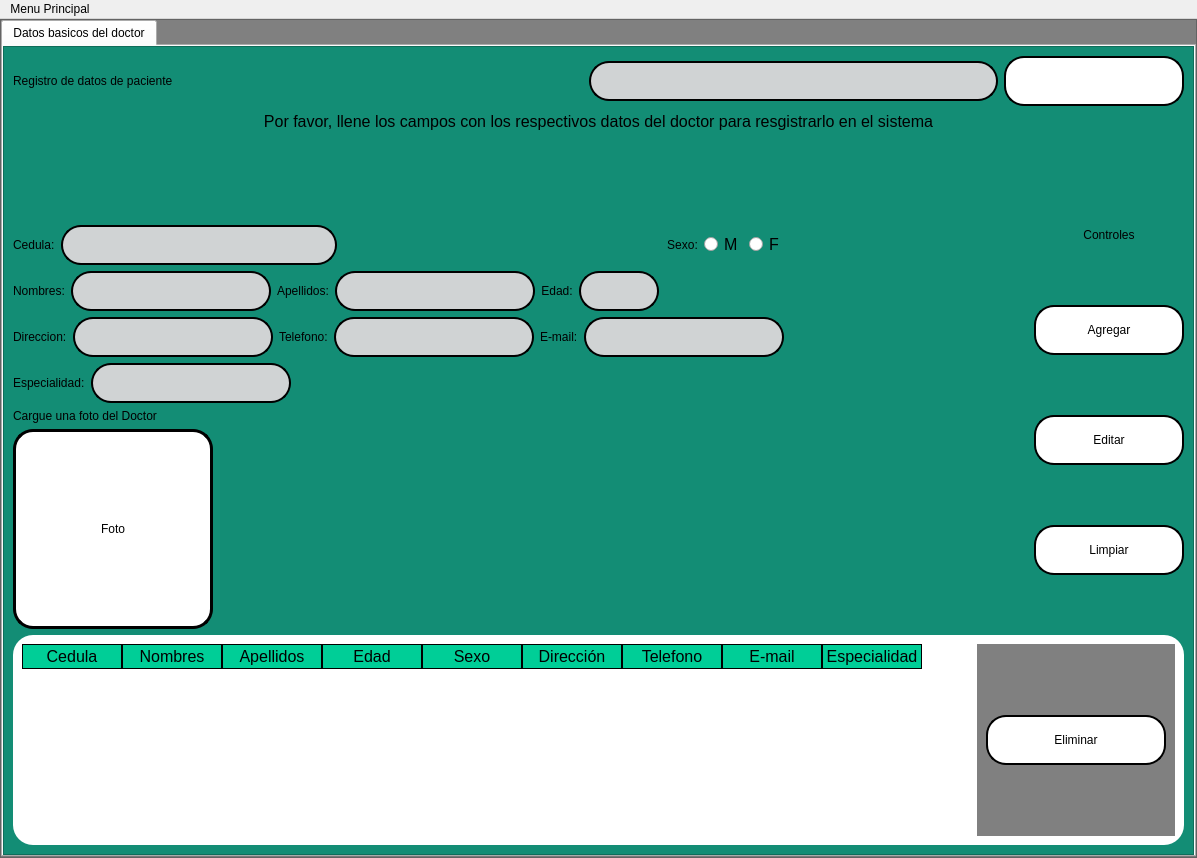
Before: the Qt Designer form interfaces/dogtores.ui in Reinaldito04/App-Consultas-y-Historias-Medicas, drawn with Qt 5.
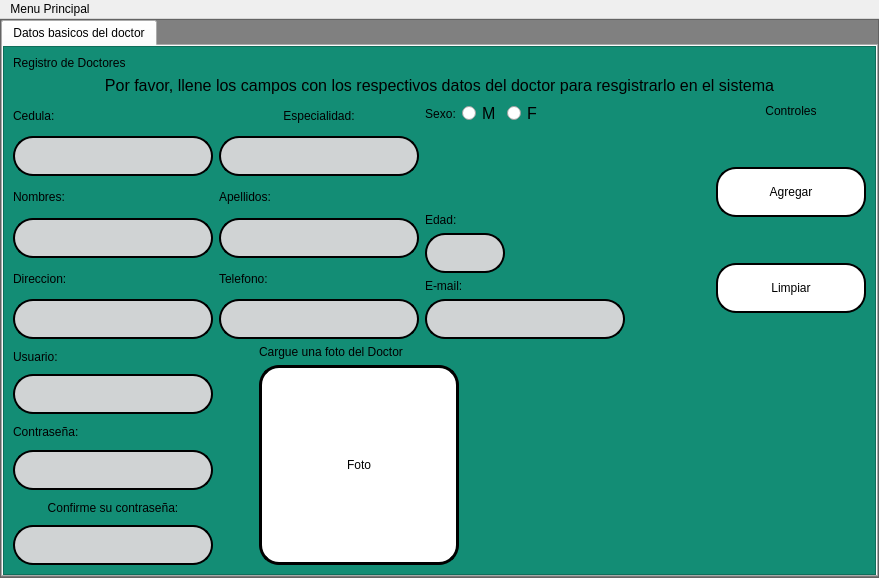
After: the same form once the commit is applied. Icons and pictures are not drawn.

Patch:
```diff
--- a/interfaces/dogtores.ui
+++ b/interfaces/dogtores.ui
@@ -6,8 +6,8 @@
    <rect>
     <x>0</x>
     <y>0</y>
-    <width>1197</width>
-    <height>858</height>
+    <width>879</width>
+    <height>578</height>
    </rect>
   </property>
   <property name="windowTitle">
@@ -126,72 +126,13 @@
              <property name="frameShadow">
               <enum>QFrame::Raised</enum>
              </property>
-             <layout class="QVBoxLayout" name="verticalLayout_10">
-              <item>
-               <layout class="QHBoxLayout" name="horizontalLayout">
+             <layout class="QVBoxLayout" name="verticalLayout_12">
                 <item>
                  <widget class="QLabel" name="title">
                   <property name="text">
-                   <string>Registro de datos de paciente</string>
-                  </property>
-                 </widget>
-                </item>
-                <item>
-                 <spacer name="horizontalSpacer">
-                  <property name="orientation">
-                   <enum>Qt::Horizontal</enum>
-                  </property>
-                  <property name="sizeHint" stdset="0">
-                   <size>
-                    <width>40</width>
-                    <height>20</height>
-                   </size>
-                  </property>
-                 </spacer>
-                </item>
-                <item>
-                 <widget class="QLineEdit" name="in_busqueda">
-                  <property name="minimumSize">
-                   <size>
-                    <width>0</width>
-                    <height>40</height>
-                   </size>
-                  </property>
-                 </widget>
-                </item>
-                <item>
-                 <widget class="QPushButton" name="btn_buscar">
-                  <property name="minimumSize">
-                   <size>
-                    <width>180</width>
-                    <height>50</height>
-                   </size>
-                  </property>
-                  <property name="maximumSize">
-                   <size>
-                    <width>180</width>
-                    <height>16777215</height>
-                   </size>
-                  </property>
-                  <property name="styleSheet">
-                   <string notr="true"/>
-                  </property>
-                  <property name="text">
-                   <string/>
-                  </property>
-                  <property name="icon">
-                   <iconset>
-                    <normaloff>ELEMENTOS GRAFICOS/buscar.png</normaloff>ELEMENTOS GRAFICOS/buscar.png</iconset>
-                  </property>
-                  <property name="iconSize">
-                   <size>
-                    <width>30</width>
-                    <height>30</height>
-                   </size>
-                  </property>
-                 </widget>
-                </item>
-               </layout>
+                 <string>Registro de Doctores</string>
+                </property>
+               </widget>
               </item>
               <item>
                <widget class="QLabel" name="label_2">
@@ -213,26 +154,13 @@
                </widget>
               </item>
               <item>
-               <spacer name="verticalSpacer">
-                <property name="orientation">
-                 <enum>Qt::Vertical</enum>
-                </property>
-                <property name="sizeHint" stdset="0">
-                 <size>
-                  <width>20</width>
-                  <height>40</height>
-                 </size>
-                </property>
-               </spacer>
-              </item>
+               <layout class="QHBoxLayout" name="horizontalLayout_5">
               <item>
-               <layout class="QHBoxLayout" name="horizontalLayout_17">
+                 <layout class="QVBoxLayout" name="verticalLayout_11">
                 <item>
-                 <layout class="QVBoxLayout" name="verticalLayout_9">
+                   <layout class="QHBoxLayout" name="horizontalLayout_3">
                   <item>
-                   <layout class="QHBoxLayout" name="horizontalLayout_15">
-                    <item>
-                     <layout class="QHBoxLayout" name="horizontalLayout_14">
+                     <layout class="QVBoxLayout" name="verticalLayout_8">
                       <item>
                        <widget class="QLabel" name="lbl_cedul">
                         <property name="text">
@@ -248,78 +176,14 @@
                           <height>40</height>
                          </size>
                         </property>
-                       </widget>
-                      </item>
-                     </layout>
-                    </item>
-                    <item>
-                     <spacer name="horizontalSpacer_4">
-                      <property name="orientation">
-                       <enum>Qt::Horizontal</enum>
-                      </property>
-                      <property name="sizeHint" stdset="0">
+                        <property name="maximumSize">
                        <size>
-                        <width>40</width>
-                        <height>20</height>
-                       </size>
-                      </property>
-                     </spacer>
-                    </item>
-                    <item>
-                     <layout class="QHBoxLayout" name="horizontalLayout_16">
-                      <item>
-                       <widget class="QLabel" name="lbl_gen">
-                        <property name="text">
-                         <string>Sexo:</string>
-                        </property>
-                        <property name="alignment">
-                         <set>Qt::AlignCenter</set>
-                        </property>
+                          <width>200</width>
+                          <height>40</height>
+                         </size>
+                        </property>
                        </widget>
                       </item>
-                      <item>
-                       <layout class="QHBoxLayout" name="horizontalLayout_5">
-                        <item>
-                         <widget class="QRadioButton" name="btn_m">
-                          <property name="font">
-                           <font>
-                            <family>Microsoft Sans Serif</family>
-                            <pointsize>12</pointsize>
-                           </font>
-                          </property>
-                          <property name="styleSheet">
-                           <string notr="true"/>
-                          </property>
-                          <property name="text">
-                           <string>M</string>
-                          </property>
-                         </widget>
-                        </item>
-                        <item>
-                         <widget class="QRadioButton" name="btn_f">
-                          <property name="font">
-                           <font>
-                            <family>Microsoft Sans Serif</family>
-                            <pointsize>12</pointsize>
-                           </font>
-                          </property>
-                          <property name="text">
-                           <string>F</string>
-                          </property>
-                         </widget>
-                        </item>
-                       </layout>
-                      </item>
-                     </layout>
-                    </item>
-                   </layout>
-                  </item>
-                  <item>
-                   <layout class="QVBoxLayout" name="verticalLayout_8">
-                    <item>
-                     <layout class="QHBoxLayout" name="horizontalLayout_4">
-                      <item>
-                       <layout class="QHBoxLayout" name="horizontalLayout_10">
                         <item>
                          <widget class="QLabel" name="lbl_name">
                           <property name="minimumSize">
@@ -328,6 +192,12 @@
                             <height>0</height>
                            </size>
                           </property>
+                        <property name="maximumSize">
+                         <size>
+                          <width>80</width>
+                          <height>16777215</height>
+                         </size>
+                        </property>
                           <property name="text">
                            <string>Nombres:</string>
                           </property>
@@ -341,14 +211,75 @@
                             <height>40</height>
                            </size>
                           </property>
+                        <property name="maximumSize">
+                         <size>
+                          <width>200</width>
+                          <height>40</height>
+                         </size>
+                        </property>
+                       </widget>
+                      </item>
+                      <item>
+                       <widget class="QLabel" name="lbl_dir">
+                        <property name="text">
+                         <string>Direccion:</string>
+                        </property>
+                       </widget>
+                      </item>
+                      <item>
+                       <widget class="QLineEdit" name="in_dir">
+                        <property name="minimumSize">
+                         <size>
+                          <width>200</width>
+                          <height>40</height>
+                         </size>
+                        </property>
+                        <property name="maximumSize">
+                         <size>
+                          <width>200</width>
+                          <height>40</height>
+                         </size>
+                        </property>
                          </widget>
                         </item>
                        </layout>
                       </item>
                       <item>
-                       <layout class="QHBoxLayout" name="horizontalLayout_9">
+                     <layout class="QVBoxLayout" name="verticalLayout_9">
+                      <item>
+                       <widget class="QLabel" name="lbl_espec">
+                        <property name="text">
+                         <string>Especialidad:</string>
+                        </property>
+                        <property name="alignment">
+                         <set>Qt::AlignCenter</set>
+                        </property>
+                       </widget>
+                      </item>
+                      <item>
+                       <widget class="QLineEdit" name="in_espec">
+                        <property name="minimumSize">
+                         <size>
+                          <width>200</width>
+                          <height>40</height>
+                         </size>
+                        </property>
+                        <property name="maximumSize">
+                         <size>
+                          <width>200</width>
+                          <height>40</height>
+                         </size>
+                        </property>
+                       </widget>
+                      </item>
                         <item>
                          <widget class="QLabel" name="lbl_apell">
+                        <property name="minimumSize">
+                         <size>
+                          <width>70</width>
+                          <height>0</height>
+                         </size>
+                        </property>
                           <property name="text">
                            <string>Apellidos:</string>
                           </property>
@@ -362,19 +293,117 @@
                             <height>40</height>
                            </size>
                           </property>
-                         </widget>
-                        </item>
+                        <property name="maximumSize">
+                         <size>
+                          <width>200</width>
+                          <height>40</height>
+                         </size>
+                        </property>
+                       </widget>
+                      </item>
+                      <item>
+                       <widget class="QLabel" name="lbl_number">
+                        <property name="text">
+                         <string>Telefono:</string>
+                        </property>
+                       </widget>
+                      </item>
+                      <item>
+                       <widget class="QLineEdit" name="in_number">
+                        <property name="minimumSize">
+                         <size>
+                          <width>200</width>
+                          <height>40</height>
+                         </size>
+                        </property>
+                        <property name="maximumSize">
+                         <size>
+                          <width>200</width>
+                          <height>40</height>
+                         </size>
+                        </property>
+                       </widget>
+                      </item>
                        </layout>
                       </item>
                       <item>
-                       <layout class="QHBoxLayout" name="horizontalLayout_8">
+                     <layout class="QVBoxLayout" name="verticalLayout_10">
+                      <item>
+                       <layout class="QHBoxLayout" name="horizontalLayout_2">
+                        <item>
+                         <widget class="QLabel" name="lbl_gen">
+                          <property name="text">
+                           <string>Sexo:</string>
+                          </property>
+                          <property name="alignment">
+                           <set>Qt::AlignCenter</set>
+                          </property>
+                         </widget>
+                        </item>
+                        <item>
+                         <widget class="QRadioButton" name="btn_m">
+                          <property name="font">
+                           <font>
+                            <family>Microsoft Sans Serif</family>
+                            <pointsize>12</pointsize>
+                           </font>
+                          </property>
+                          <property name="styleSheet">
+                           <string notr="true"/>
+                          </property>
+                          <property name="text">
+                           <string>M</string>
+                          </property>
+                         </widget>
+                        </item>
+                        <item>
+                         <widget class="QRadioButton" name="btn_f">
+                          <property name="font">
+                           <font>
+                            <family>Microsoft Sans Serif</family>
+                            <pointsize>12</pointsize>
+                           </font>
+                          </property>
+                          <property name="text">
+                           <string>F</string>
+                          </property>
+                         </widget>
+                        </item>
+                        <item>
+                         <spacer name="horizontalSpacer_2">
+                          <property name="orientation">
+                           <enum>Qt::Horizontal</enum>
+                          </property>
+                          <property name="sizeHint" stdset="0">
+                           <size>
+                            <width>40</width>
+                            <height>20</height>
+                           </size>
+                          </property>
+                         </spacer>
+                        </item>
+                       </layout>
+                      </item>
+                      <item>
+                       <spacer name="verticalSpacer">
+                        <property name="orientation">
+                         <enum>Qt::Vertical</enum>
+                        </property>
+                        <property name="sizeHint" stdset="0">
+                         <size>
+                          <width>20</width>
+                          <height>40</height>
+                         </size>
+                        </property>
+                       </spacer>
+                      </item>
                         <item>
                          <widget class="QLabel" name="lbl_age">
                           <property name="text">
                            <string>Edad:</string>
                           </property>
                           <property name="alignment">
-                           <set>Qt::AlignCenter</set>
+                         <set>Qt::AlignLeading|Qt::AlignLeft|Qt::AlignVCenter</set>
                           </property>
                          </widget>
                         </item>
@@ -404,69 +433,6 @@
                          </widget>
                         </item>
                         <item>
-                         <spacer name="horizontalSpacer_5">
-                          <property name="orientation">
-                           <enum>Qt::Horizontal</enum>
-                          </property>
-                          <property name="sizeHint" stdset="0">
-                           <size>
-                            <width>40</width>
-                            <height>20</height>
-                           </size>
-                          </property>
-                         </spacer>
-                        </item>
-                       </layout>
-                      </item>
-                     </layout>
-                    </item>
-                    <item>
-                     <layout class="QHBoxLayout" name="horizontalLayout_3">
-                      <item>
-                       <layout class="QHBoxLayout" name="horizontalLayout_7">
-                        <item>
-                         <widget class="QLabel" name="lbl_dir">
-                          <property name="text">
-                           <string>Direccion:</string>
-                          </property>
-                         </widget>
-                        </item>
-                        <item>
-                         <widget class="QLineEdit" name="in_dir">
-                          <property name="minimumSize">
-                           <size>
-                            <width>200</width>
-                            <height>40</height>
-                           </size>
-                          </property>
-                         </widget>
-                        </item>
-                       </layout>
-                      </item>
-                      <item>
-                       <layout class="QHBoxLayout" name="horizontalLayout_6">
-                        <item>
-                         <widget class="QLabel" name="lbl_number">
-                          <property name="text">
-                           <string>Telefono:</string>
-                          </property>
-                         </widget>
-                        </item>
-                        <item>
-                         <widget class="QLineEdit" name="in_number">
-                          <property name="minimumSize">
-                           <size>
-                            <width>200</width>
-                            <height>40</height>
-                           </size>
-                          </property>
-                         </widget>
-                        </item>
-                       </layout>
-                      </item>
-                      <item>
-                       <layout class="QHBoxLayout" name="horizontalLayout_12">
-                        <item>
                          <widget class="QLabel" name="lbl_mail">
                           <property name="text">
                            <string>E-mail:</string>
@@ -481,6 +447,12 @@
                             <height>40</height>
                            </size>
                           </property>
+                        <property name="maximumSize">
+                         <size>
+                          <width>200</width>
+                          <height>40</height>
+                         </size>
+                        </property>
                          </widget>
                         </item>
                        </layout>
@@ -488,30 +460,105 @@
                      </layout>
                     </item>
                     <item>
-                     <layout class="QHBoxLayout" name="horizontalLayout_13">
+                   <layout class="QHBoxLayout" name="horizontalLayout_4">
+                    <item>
+                     <layout class="QHBoxLayout" name="horizontalLayout">
                       <item>
                        <layout class="QVBoxLayout" name="verticalLayout_5">
                         <item>
-                         <layout class="QHBoxLayout" name="horizontalLayout_11">
+                         <widget class="QLabel" name="lbl_user">
+                          <property name="minimumSize">
+                           <size>
+                            <width>50</width>
+                            <height>0</height>
+                           </size>
+                          </property>
+                          <property name="text">
+                           <string>Usuario:</string>
+                          </property>
+                         </widget>
+                        </item>
                           <item>
-                           <widget class="QLabel" name="lbl_espec">
+                         <widget class="QLineEdit" name="in_user">
+                          <property name="minimumSize">
+                           <size>
+                            <width>200</width>
+                            <height>40</height>
+                           </size>
+                          </property>
+                          <property name="maximumSize">
+                           <size>
+                            <width>200</width>
+                            <height>16777215</height>
+                           </size>
+                          </property>
+                         </widget>
+                        </item>
+                        <item>
+                         <widget class="QLabel" name="lbl_password">
+                          <property name="minimumSize">
+                           <size>
+                            <width>50</width>
+                            <height>0</height>
+                           </size>
+                          </property>
                             <property name="text">
-                             <string>Especialidad:</string>
+                           <string>Contraseña:</string>
                             </property>
                            </widget>
                           </item>
                           <item>
-                           <widget class="QLineEdit" name="in_espec">
+                         <widget class="QLineEdit" name="in_password">
                             <property name="minimumSize">
                              <size>
                               <width>200</width>
                               <height>40</height>
                              </size>
                             </property>
+                          <property name="maximumSize">
+                           <size>
+                            <width>200</width>
+                            <height>16777215</height>
+                           </size>
+                          </property>
                            </widget>
                           </item>
                           <item>
-                           <spacer name="horizontalSpacer_2">
+                         <widget class="QLabel" name="lbl_password_2">
+                          <property name="minimumSize">
+                           <size>
+                            <width>50</width>
+                            <height>0</height>
+                           </size>
+                          </property>
+                          <property name="text">
+                           <string>Confirme su contraseña:</string>
+                          </property>
+                          <property name="alignment">
+                           <set>Qt::AlignCenter</set>
+                          </property>
+                         </widget>
+                        </item>
+                        <item>
+                         <widget class="QLineEdit" name="in_valid_password">
+                          <property name="minimumSize">
+                           <size>
+                            <width>200</width>
+                            <height>40</height>
+                           </size>
+                          </property>
+                          <property name="maximumSize">
+                           <size>
+                            <width>200</width>
+                            <height>40</height>
+                           </size>
+                          </property>
+                         </widget>
+                        </item>
+                       </layout>
+                      </item>
+                      <item>
+                       <spacer name="horizontalSpacer_4">
                             <property name="orientation">
                              <enum>Qt::Horizontal</enum>
                             </property>
@@ -522,8 +569,6 @@
                              </size>
                             </property>
                            </spacer>
-                          </item>
-                         </layout>
                         </item>
                         <item>
                          <layout class="QVBoxLayout" name="verticalLayout_4">
@@ -568,6 +613,23 @@
                        </layout>
                       </item>
                       <item>
+                     <spacer name="horizontalSpacer">
+                      <property name="orientation">
+                       <enum>Qt::Horizontal</enum>
+                      </property>
+                      <property name="sizeHint" stdset="0">
+                       <size>
+                        <width>40</width>
+                        <height>20</height>
+                       </size>
+                      </property>
+                     </spacer>
+                    </item>
+                   </layout>
+                  </item>
+                 </layout>
+                </item>
+                <item>
                        <spacer name="horizontalSpacer_3">
                         <property name="orientation">
                          <enum>Qt::Horizontal</enum>
@@ -580,30 +642,10 @@
                         </property>
                        </spacer>
                       </item>
-                     </layout>
-                    </item>
-                   </layout>
-                  </item>
-                 </layout>
-                </item>
                 <item>
-                 <spacer name="horizontalSpacer_6">
-                  <property name="orientation">
-                   <enum>Qt::Horizontal</enum>
-                  </property>
-                  <property name="sizeHint" stdset="0">
-                   <size>
-                    <width>40</width>
-                    <height>20</height>
-                   </size>
-                  </property>
-                 </spacer>
-                </item>
+                 <layout class="QVBoxLayout" name="verticalLayout_7">
                 <item>
                  <layout class="QVBoxLayout" name="verticalLayout_6">
-                  <property name="leftMargin">
-                   <number>0</number>
-                  </property>
                   <item>
                    <widget class="QLabel" name="label_3">
                     <property name="minimumSize">
@@ -632,8 +674,6 @@
                    </widget>
                   </item>
                   <item>
-                   <layout class="QVBoxLayout" name="verticalLayout_7">
-                    <item>
                      <spacer name="verticalSpacer_10">
                       <property name="orientation">
                        <enum>Qt::Vertical</enum>
@@ -665,38 +705,6 @@
                       </property>
                      </widget>
                     </item>
-                    <item>
-                     <spacer name="verticalSpacer_6">
-                      <property name="orientation">
-                       <enum>Qt::Vertical</enum>
-                      </property>
-                      <property name="sizeHint" stdset="0">
-                       <size>
-                        <width>20</width>
-                        <height>40</height>
-                       </size>
-                      </property>
-                     </spacer>
-                    </item>
-                    <item>
-                     <widget class="QPushButton" name="btn_edit">
-                      <property name="minimumSize">
-                       <size>
-                        <width>150</width>
-                        <height>50</height>
-                       </size>
-                      </property>
-                      <property name="maximumSize">
-                       <size>
-                        <width>150</width>
-                        <height>50</height>
-                       </size>
-                      </property>
-                      <property name="text">
-                       <string>Editar</string>
-                      </property>
-                     </widget>
-                    </item>
                     <item>
                      <spacer name="verticalSpacer_11">
                       <property name="orientation">
@@ -744,122 +752,9 @@
                     </item>
                    </layout>
                   </item>
-                 </layout>
-                </item>
-               </layout>
-              </item>
               <item>
-               <widget class="QFrame" name="frame_3">
-                <property name="styleSheet">
-                 <string notr="true">QFrame{
-background-color:white;
-border-radius:20px;
-}</string>
-                </property>
-                <property name="frameShape">
-                 <enum>QFrame::StyledPanel</enum>
-                </property>
-                <property name="frameShadow">
-                 <enum>QFrame::Raised</enum>
-                </property>
-                <layout class="QHBoxLayout" name="horizontalLayout_2">
-                 <item>
-                  <widget class="QTableWidget" name="tabla_doctores">
-                   <property name="minimumSize">
-                    <size>
-                     <width>920</width>
-                     <height>0</height>
-                    </size>
-                   </property>
-                   <property name="maximumSize">
-                    <size>
-                     <width>920</width>
-                     <height>16777215</height>
-                    </size>
-                   </property>
-                   <property name="styleSheet">
-                    <string notr="true"/>
-                   </property>
-                   <column>
-                    <property name="text">
-                     <string>Cedula</string>
-                    </property>
-                   </column>
-                   <column>
-                    <property name="text">
-                     <string>Nombres</string>
-                    </property>
-                   </column>
-                   <column>
-                    <property name="text">
-                     <string>Apellidos</string>
-                    </property>
-                   </column>
-                   <column>
-                    <property name="text">
-                     <string>Edad</string>
-                    </property>
-                   </column>
-                   <column>
-                    <property name="text">
-                     <string>Sexo</string>
-                    </property>
-                   </column>
-                   <column>
-                    <property name="text">
-                     <string>Dirección</string>
-                    </property>
-                   </column>
-                   <column>
-                    <property name="text">
-                     <string>Telefono</string>
-                    </property>
-                   </column>
-                   <column>
-                    <property name="text">
-                     <string>E-mail</string>
-                    </property>
-                   </column>
-                   <column>
-                    <property name="text">
-                     <string>Especialidad</string>
-                    </property>
-                   </column>
-                  </widget>
-                 </item>
-                 <item>
-                  <spacer name="horizontalSpacer_10">
+                   <spacer name="verticalSpacer_2">
                    <property name="orientation">
-                    <enum>Qt::Horizontal</enum>
-                   </property>
-                   <property name="sizeHint" stdset="0">
-                    <size>
-                     <width>16</width>
-                     <height>20</height>
-                    </size>
-                   </property>
-                  </spacer>
-                 </item>
-                 <item>
-                  <widget class="QFrame" name="frame_4">
-                   <property name="styleSheet">
-                    <string notr="true">QFrame{
-background-color:gray;
-border-radius:0px
-}</string>
-                   </property>
-                   <property name="frameShape">
-                    <enum>QFrame::StyledPanel</enum>
-                   </property>
-                   <property name="frameShadow">
-                    <enum>QFrame::Raised</enum>
-                   </property>
-                   <layout class="QVBoxLayout" name="verticalLayout_12">
-                    <item>
-                     <layout class="QVBoxLayout" name="verticalLayout_11">
-                      <item>
-                       <spacer name="verticalSpacer_3">
-                        <property name="orientation">
                          <enum>Qt::Vertical</enum>
                         </property>
                         <property name="sizeHint" stdset="0">
@@ -870,45 +765,9 @@
                         </property>
                        </spacer>
                       </item>
-                      <item>
-                       <widget class="QPushButton" name="btn_delete">
-                        <property name="minimumSize">
-                         <size>
-                          <width>180</width>
-                          <height>50</height>
-                         </size>
-                        </property>
-                        <property name="maximumSize">
-                         <size>
-                          <width>120</width>
-                          <height>50</height>
-                         </size>
-                        </property>
-                        <property name="text">
-                         <string>Eliminar</string>
-                        </property>
-                       </widget>
-                      </item>
-                      <item>
-                       <spacer name="verticalSpacer_5">
-                        <property name="orientation">
-                         <enum>Qt::Vertical</enum>
-                        </property>
-                        <property name="sizeHint" stdset="0">
-                         <size>
-                          <width>20</width>
-                          <height>40</height>
-                         </size>
-                        </property>
-                       </spacer>
-                      </item>
                      </layout>
                     </item>
                    </layout>
-                  </widget>
-                 </item>
-                </layout>
-               </widget>
               </item>
              </layout>
             </widget>
@@ -927,7 +786,7 @@
     <rect>
      <x>0</x>
      <y>0</y>
-     <width>1197</width>
+     <width>879</width>
      <height>21</height>
     </rect>
    </property>
```
Lines whose indentation alone changed are shown as unchanged.
